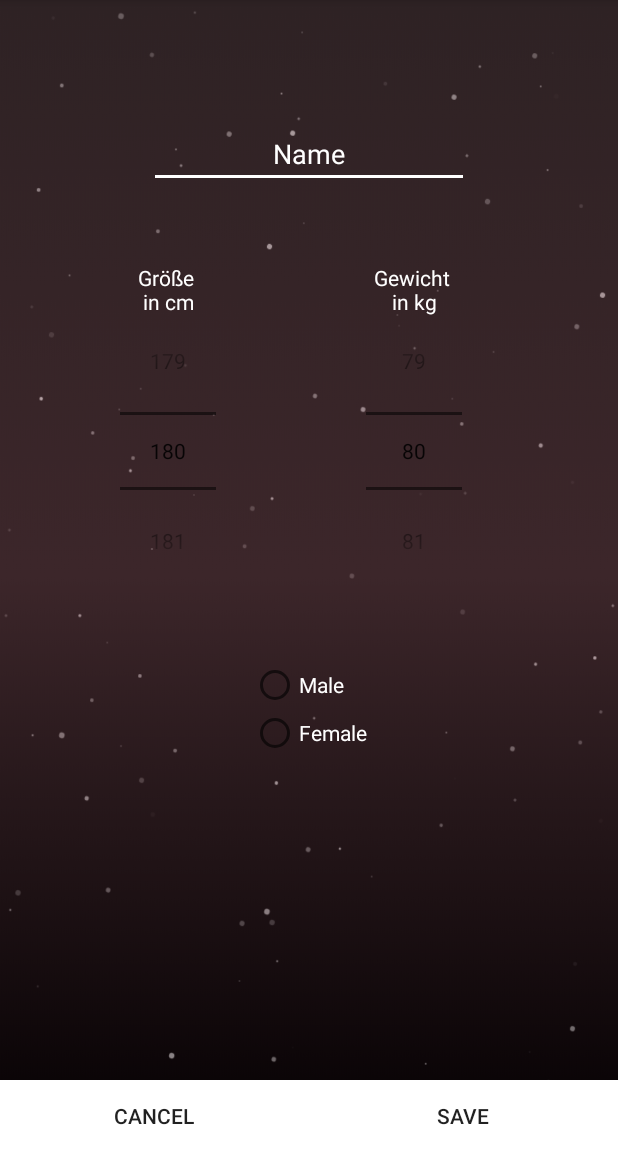
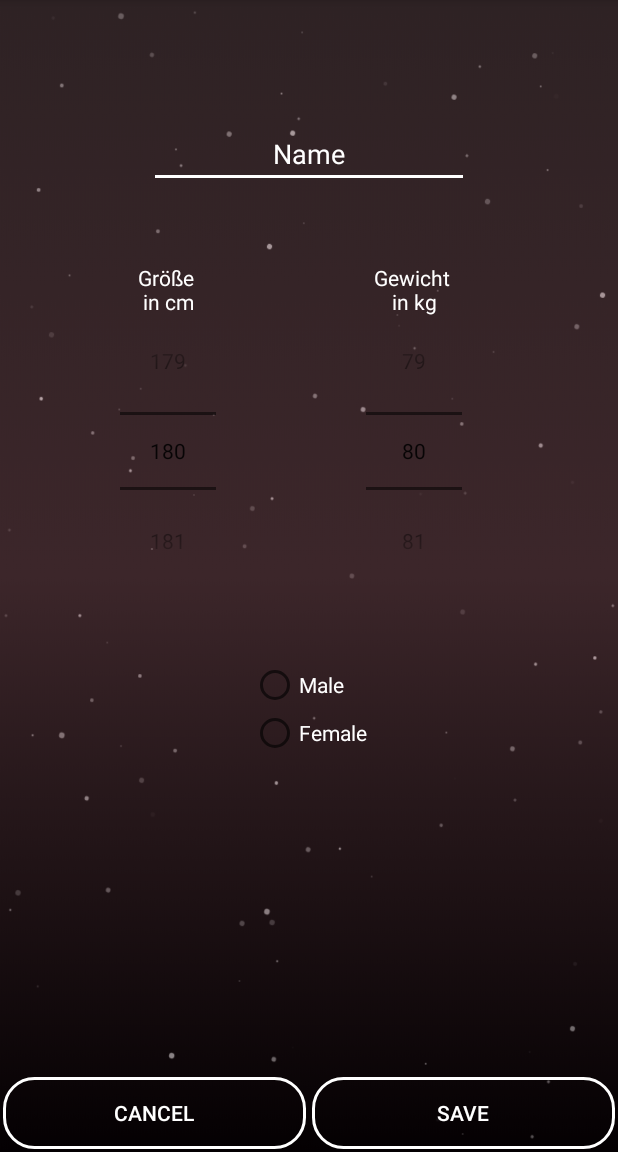
Before and after one commit to not-productive-yet/Promillerechner, an Android app: the PersonCreate screen opened directly, with no data from a screen before it, on a phone screen of 412 x 824 dp, the part 84-1236 px from its top. Run offline under Robolectric (Android 15) with nearby library versions, the phone set to English and light mode, and no system bars; our stand-ins replace Room's generated code.

Commit message:
Buttons angepasst

```diff
--- a/app/src/main/res/layout/activity_calc_alcohol.xml
+++ b/app/src/main/res/layout/activity_calc_alcohol.xml
@@ -11,7 +11,7 @@
     <TextView
         android:layout_width="match_parent"
         android:layout_height="wrap_content"
-        android:text="Was hast du getrunken?"
+        android:text="Was hasch de gsoffe?"
         android:textAllCaps="true"
         android:textColor="@android:color/white"
         android:textAlignment="center"
@@ -317,7 +317,9 @@
         android:layout_height="wrap_content"
         android:layout_centerHorizontal="true"
         android:layout_marginTop="620dp"
-        android:text="show results"/>
+        android:text="show results"
+        android:background="@drawable/button_layout"
+        android:padding="10dp"/>
 
 
 
--- a/app/src/main/res/layout/activity_calc_person.xml
+++ b/app/src/main/res/layout/activity_calc_person.xml
@@ -18,6 +18,8 @@
         android:layout_width="wrap_content"
         android:layout_height="wrap_content"
         android:text="Create Person"
+        android:padding="10dp"
+        android:background="@drawable/button_layout"
         android:layout_centerHorizontal="true"
         android:layout_below="@id/recyclerviewChoosePerson"/>
 
--- a/app/src/main/res/layout/activity_database_person_create.xml
+++ b/app/src/main/res/layout/activity_database_person_create.xml
@@ -141,17 +141,21 @@
             android:layout_width="wrap_content"
             android:layout_height="wrap_content"
             android:text="Cancel"
+            android:textColor="@color/colorWhite"
             android:layout_weight="1"
-            android:background="@color/colorWhite"/>
+            android:background="@drawable/button_main"
+            android:layout_margin="2dp"/>
 
         <Button
             android:id="@+id/buttonSavePerson"
             android:layout_width="wrap_content"
             android:layout_height="wrap_content"
             android:text="Save"
+            android:textColor="@color/colorWhite"
             android:layout_toRightOf="@id/buttonEditCancelPerson"
             android:layout_weight="1"
-            android:background="@color/colorWhite"
+            android:background="@drawable/button_main"
+            android:layout_margin="2dp"
             />
     </LinearLayout>
 
--- a/app/src/main/res/layout/list_simple.xml
+++ b/app/src/main/res/layout/list_simple.xml
@@ -9,6 +9,8 @@
         android:layout_width="wrap_content"
         android:layout_height="wrap_content"
         android:text="NAME"
+        android:textColor="@color/colorWhite"
+        android:textStyle="bold"
         android:textSize="20sp"
         android:layout_gravity="center"
         android:layout_margin="5dp"
```
Also changed, not shown: app/src/main/res/layout/activity_database_person_edit.xml (+6 -3 lines).
